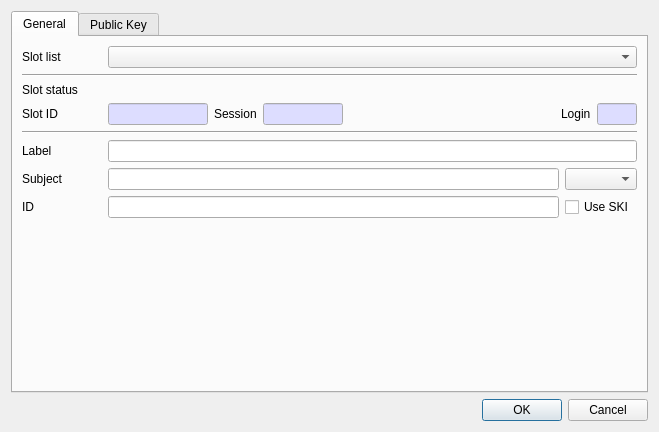
The window that CryptokiMan/create_ec_pub_key_dlg.ui (jykim74/CryptokiMan) describes before a commit, drawn with Qt 5.
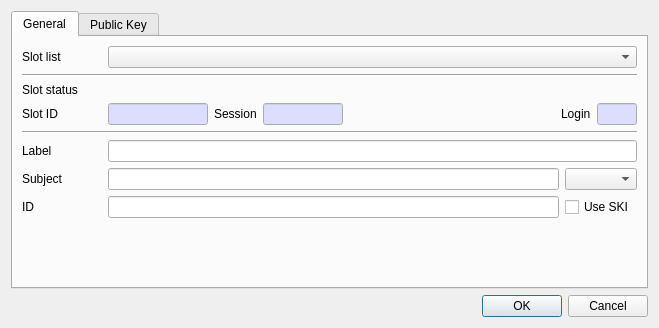
The same window after the commit.

What changed in the file:
```diff
--- a/CryptokiMan/create_ec_pub_key_dlg.ui
+++ b/CryptokiMan/create_ec_pub_key_dlg.ui
@@ -7,7 +7,7 @@
     <x>0</x>
     <y>0</y>
     <width>659</width>
-    <height>432</height>
+    <height>318</height>
    </rect>
   </property>
   <property name="windowTitle">
```
